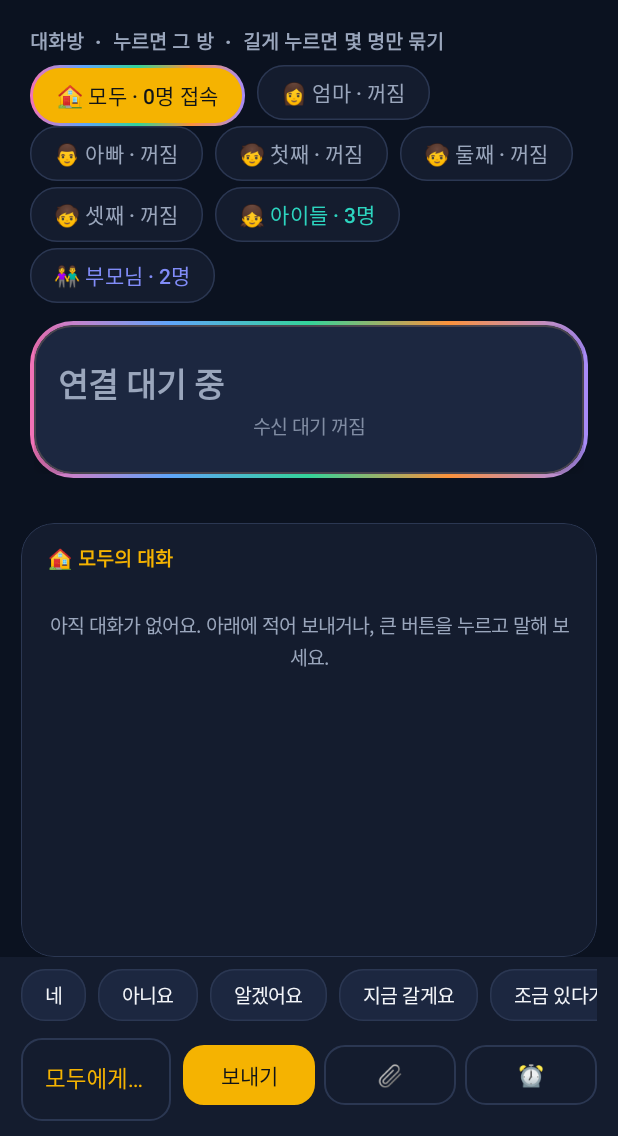
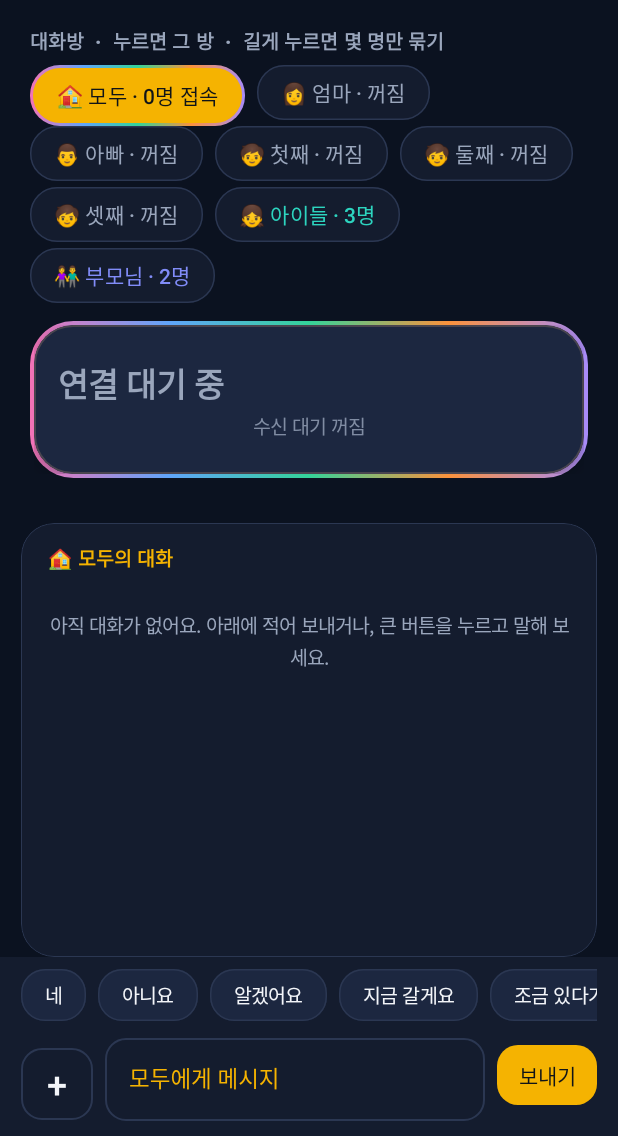
Before and after one commit to kmtiamo2-ctrl/woorizip-radio, an Android app: the screen it shows after launch (MainActivity), on a phone screen of 412 x 824 dp, the part 100-1236 px from its top. Run offline under Robolectric (Android 15) with nearby library versions, the phone set to English and light mode, and no system bars.

Commit message:
폰 입력줄: 📎·⏰ 대신 왼쪽 작은 [+] 하나(사진·파일·카메라·예약), 보내기는 글자 폭만큼 — 입력칸이 남는 폭을 다 씀
Co-Authored-By: Claude Opus 5.5 <noreply@anthropic.com>
Claude-Session: https://claude.ai/code/session_016Yh2ixTdYjMKsvik8zSgBC

```diff
--- a/android/app/src/main/java/com/woorizip/radio/MainActivity.kt
+++ b/android/app/src/main/java/com/woorizip/radio/MainActivity.kt
@@ -144,7 +144,7 @@ class MainActivity : AppCompatActivity() {
     }
 
     private fun openAttachMenu() {
-        val items = arrayOf("📷 사진·동영상 고르기", "📁 파일 고르기", "📸 카메라로 찍기")
+        val items = arrayOf("📷 사진·동영상 고르기", "📁 파일 고르기", "📸 카메라로 찍기", "⏰ 예약 보내기")
         MaterialAlertDialogBuilder(this).setTitle("${Radio.currentRoom().label}에게 보내기").setItems(items) { _, i ->
             when (i) {
                 0 -> pickMedia.launch(androidx.activity.result.PickVisualMediaRequest(ActivityResultContracts.PickVisualMedia.ImageAndVideo))
@@ -155,6 +155,7 @@ class MainActivity : AppCompatActivity() {
                     cameraUri = androidx.core.content.FileProvider.getUriForFile(this, "$packageName.files", f)
                     try { takePhoto.launch(cameraUri!!) } catch (_: Exception) { toast("카메라를 열 수 없어요") }
                 }
+                3 -> openScheduleDialog()
             }
         }.show()
     }
@@ -399,14 +400,20 @@ class MainActivity : AppCompatActivity() {
         inputRow = LinearLayout(this).apply { gravity = Gravity.CENTER_VERTICAL }
         val (til, et) = inputField("메시지 입력")
         input = et; inputTil = til
+        // [+] 사진·파일·카메라·예약 — 작은 정사각형, 입력칸 왼쪽 (입력칸이 남는 폭을 다 쓰게)
+        inputRow.addView(MaterialButton(this, null, com.google.android.material.R.attr.materialButtonOutlinedStyle).apply {
+            text = "+"; textSize = 24f; isAllCaps = false; setTextColor(cText); cornerRadius = dp(14)
+            strokeColor = ColorStateList.valueOf(cOutline); minWidth = 0; minimumWidth = 0; minHeight = 0; minimumHeight = 0
+            insetTop = 0; insetBottom = 0; setPadding(0, 0, 0, 0)
+            contentDescription = "사진·파일·예약 보내기"
+            setOnClickListener { openAttachMenu() }
+        }, LinearLayout.LayoutParams(dp(48), dp(48)).apply { marginEnd = dp(8); topMargin = dp(6) })
         inputRow.addView(til, LinearLayout.LayoutParams(0, ViewGroup.LayoutParams.WRAP_CONTENT, 1f))
         input.setOnFocusChangeListener { _, has -> if (has) scrollRoot.postDelayed({ scrollRoot.fullScroll(View.FOCUS_DOWN) }, 300) }
         input.imeOptions = EditorInfo.IME_ACTION_SEND   // 키패드의 '완료' 대신 '전송' — 치고 바로 보내고, 키패드는 그대로 열려 있음
         input.setOnEditorActionListener { _, action, _ -> if (action == EditorInfo.IME_ACTION_SEND) { sendTyped(); true } else false }
-        sendBtn = pill("보내기", true) { sendTyped() }
+        sendBtn = pill("보내기", true) { sendTyped() }.apply { minWidth = 0; minimumWidth = 0; setPadding(dp(14), 0, dp(14), 0) }   // 글자 폭만큼만
         inputRow.addView(sendBtn, lp(w = ViewGroup.LayoutParams.WRAP_CONTENT, start = 8))
-        inputRow.addView(pill("📎", false) { openAttachMenu() }, lp(w = ViewGroup.LayoutParams.WRAP_CONTENT, start = 6))
-        inputRow.addView(pill("⏰", false) { openScheduleDialog() }, lp(w = ViewGroup.LayoutParams.WRAP_CONTENT, start = 6))
         uploadText = label("", 12f, cAmber).apply { visibility = View.GONE; setPadding(dp(6), 0, 0, 0) }
         bottom.addView(uploadText, lp(top = 4))
         bottom.addView(inputRow, lp(top = 6))
```
